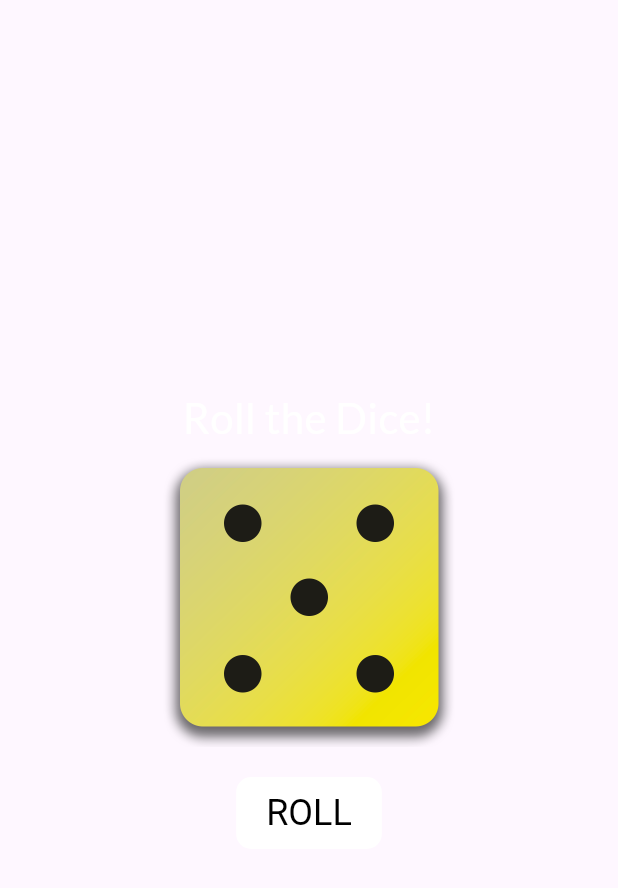
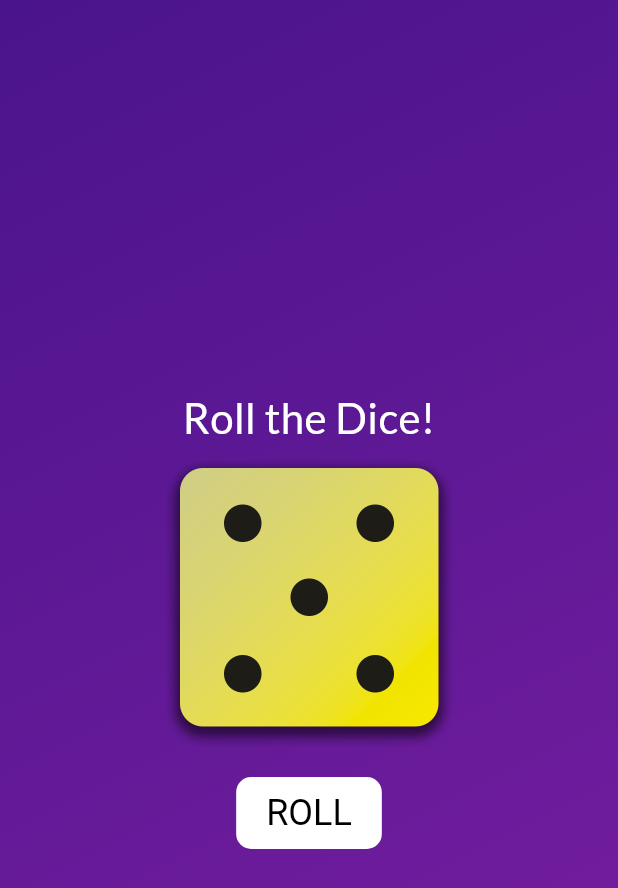
Before and after one commit to rjvillanueva89/flutter-app, a Flutter app: the Dice widget shown alone on an empty page, opened directly, on a phone screen of 412 x 824 dp. Shown: the top 888 px of the screen. Run offline on Flutter 3.47's test engine with Material 3 defaults, Android fonts, the phone set to English and light mode, and no system bars; our stand-ins replace google_fonts.

Commit message:
organized widget directory

```diff
--- a/lib/src/widgets/dice.dart
+++ b/lib/src/widgets/dice.dart
@@ -1,7 +1,8 @@
 import 'dart:math';
 
-import 'package:first_app/src/widgets/button.dart';
-import 'package:first_app/src/widgets/styled_text.dart';
+import 'package:first_app/src/widgets/dice/button.dart';
+import 'package:first_app/src/widgets/dice/styled_text.dart';
+import 'package:first_app/src/widgets/gradient_container.dart';
 import 'package:flutter/material.dart';
 
 class Dice extends StatefulWidget {
@@ -26,7 +27,9 @@ class _DiceState extends State<Dice> {
 
   @override
   Widget build(BuildContext context) {
-    return Center(
+    return GradientContainer(
+      gradientColors: [Colors.purple.shade900, Colors.purple.shade700],
+      child: Center(
         child: Column(
           mainAxisSize: MainAxisSize.min,
           children: [
@@ -42,6 +45,7 @@ class _DiceState extends State<Dice> {
             ),
           ],
         ),
+      ),
     );
   }
 }
--- a/lib/src/widgets/quiz.dart
+++ b/lib/src/widgets/quiz.dart
@@ -1,7 +1,7 @@
 import 'package:first_app/src/widgets/gradient_container.dart';
-import 'package:first_app/src/widgets/questions_screen.dart';
-import 'package:first_app/src/widgets/result_screen.dart';
-import 'package:first_app/src/widgets/start_screen.dart';
+import 'package:first_app/src/widgets/quiz/questions_screen.dart';
+import 'package:first_app/src/widgets/quiz/result_screen.dart';
+import 'package:first_app/src/widgets/quiz/start_screen.dart';
 import 'package:flutter/material.dart';
 import 'package:google_fonts/google_fonts.dart';
 
--- a/lib/src/widgets/result_screen.dart
+++ b/lib/src/widgets/quiz/result_screen.dart
@@ -1,6 +1,6 @@
 import 'package:first_app/src/data/questions.dart';
 import 'package:first_app/src/models/summary_data.dart';
-import 'package:first_app/src/widgets/summary.dart';
+import 'package:first_app/src/widgets/quiz/summary.dart';
 import 'package:flutter/material.dart';
 
 class ResultScreen extends StatelessWidget {
```
Also changed, not shown: lib/src/widgets/dice/button.dart (renamed from lib/src/widgets/button.dart), lib/src/widgets/dice/styled_text.dart (renamed from lib/src/widgets/styled_text.dart), lib/src/widgets/quiz/questions_screen.dart (renamed from lib/src/widgets/questions_screen.dart), lib/src/widgets/quiz/start_screen.dart (renamed from lib/src/widgets/start_screen.dart), lib/src/widgets/quiz/summary.dart (renamed from lib/src/widgets/summary.dart). Lines whose indentation alone changed are shown as unchanged.
